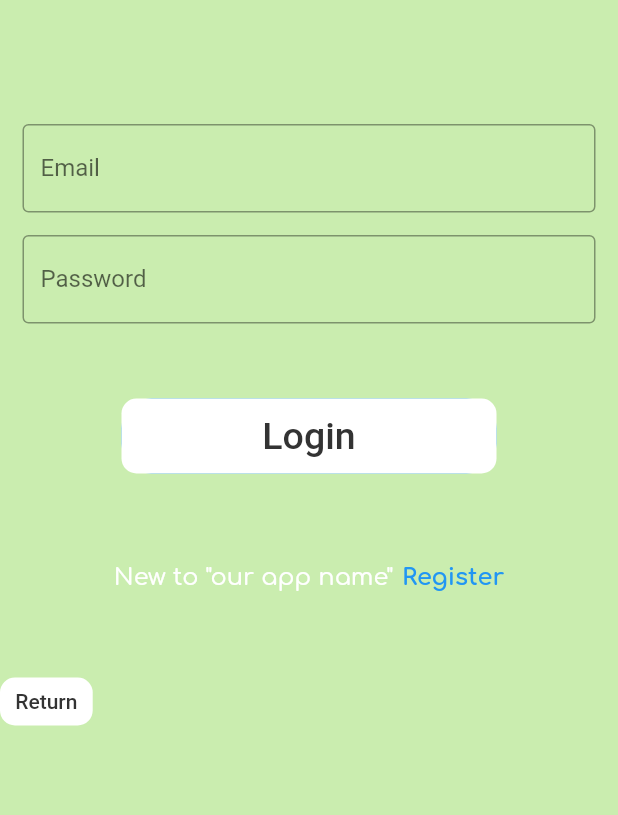
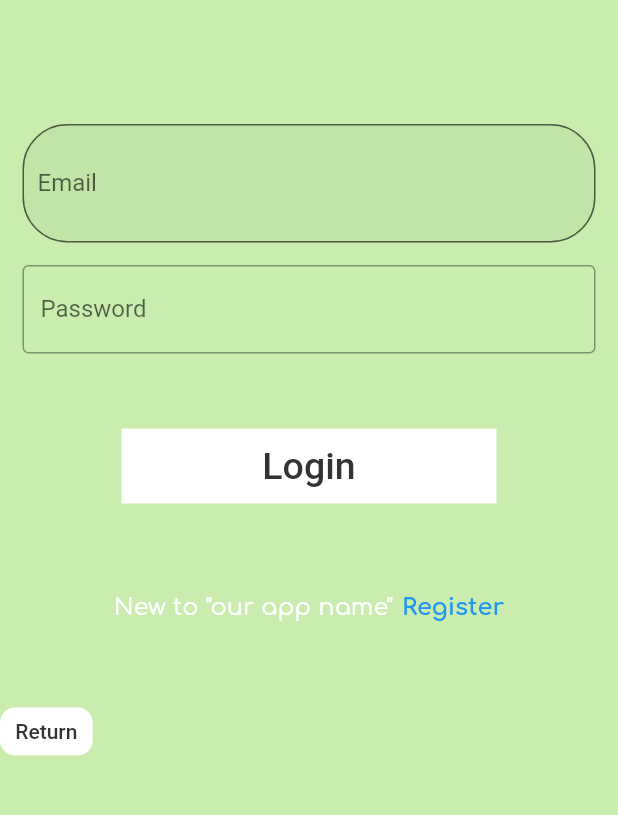
Before and after one commit to EdwinShiu/HackUST-fakeust, a Flutter app: the SigninPage screen opened by its route, on a phone screen of 412 x 824 dp, the part 410-1225 px from its top. Run offline on Flutter 3.47's test engine with Material 2 defaults, Android fonts, the phone set to English and light mode, and no system bars; our stand-ins replace cached_network_image, carousel_slider, cloud_firestore, firebase_auth, firebase_core, firebase_storage and 9 more; missing offline and left inert: loading_animations; accounts and stored records are empty.

Commit message:
Sign in page design

```diff
--- a/lib/Pages/SignInPage/signinPage.dart
+++ b/lib/Pages/SignInPage/signinPage.dart
@@ -10,11 +10,10 @@ class SigninPage extends StatelessWidget {
     var screenHeight = MediaQuery.of(context).size.height;
     var screenWidth = MediaQuery.of(context).size.width;
     print('Sign in Page');
-    return Scaffold(
-      resizeToAvoidBottomInset: false,
-      body: Container(
-        color: const Color(backgroundPrimaryColor),
-        width: screenWidth,
+    return Container(
+      child: Scaffold(
+        backgroundColor: Color(backgroundPrimaryColor),
+        body: SingleChildScrollView(
           child: Column(
             children: [
               //logo
@@ -36,8 +35,8 @@ class SigninPage extends StatelessWidget {
                 alignment: Alignment.bottomLeft,
                 child: TextButton(
                   style: ButtonStyle(
-                  backgroundColor:
-                      MaterialStateProperty.all<Color>(const Color(colorWhite)),
+                    backgroundColor: MaterialStateProperty.all<Color>(
+                        const Color(colorWhite)),
                     minimumSize: MaterialStateProperty.all<Size>(
                         Size(screenWidth * 0.15, 30)),
                     shape: MaterialStateProperty.all<RoundedRectangleBorder>(
@@ -59,6 +58,7 @@ class SigninPage extends StatelessWidget {
                 ),
               ),
             ],
+          ),
         ),
       ),
     );
@@ -104,8 +104,15 @@ class _SignInForm extends State<SignInForm> {
           child: TextFormField(
             autocorrect: false,
             controller: _emailController,
+            // style: new TextStyle(fontSize: 30),
             decoration: InputDecoration(
-                border: OutlineInputBorder(),
+                contentPadding:
+                    new EdgeInsets.symmetric(vertical: 30.0, horizontal: 10.0),
+                filled: true, // <- this is required.
+                border: OutlineInputBorder(
+                  borderRadius: new BorderRadius.circular(30.0),
+                  borderSide: new BorderSide(),
+                ),
                 labelText: 'Email',
                 hintText: 'Enter valid email id as abc@gmail.com'),
           ),
@@ -131,8 +138,8 @@ class _SignInForm extends State<SignInForm> {
         Container(
           height: 50,
           width: 250,
-          decoration: BoxDecoration(
-              color: Colors.blue, borderRadius: BorderRadius.circular(20)),
+          // decoration: BoxDecoration(
+          //     color: Colors.white, borderRadius: BorderRadius.circular(20)),
           child: TextButton(
             style: ButtonStyle(
               backgroundColor:
@@ -141,9 +148,10 @@ class _SignInForm extends State<SignInForm> {
                   MaterialStateProperty.all<Size>(Size(screenWidth * 0.65, 50)),
               shape: MaterialStateProperty.all<RoundedRectangleBorder>(
                 RoundedRectangleBorder(
-                  borderRadius: BorderRadius.circular(10),
+                  borderRadius: BorderRadius.circular(0),
                 ),
               ),
+              // shape: MaterialStateProperty.all<StadiumBorder>(StadiumBorder()),
             ),
             onPressed: () {
               print('Submit log in');
```
Lines whose indentation alone changed are shown as unchanged.
